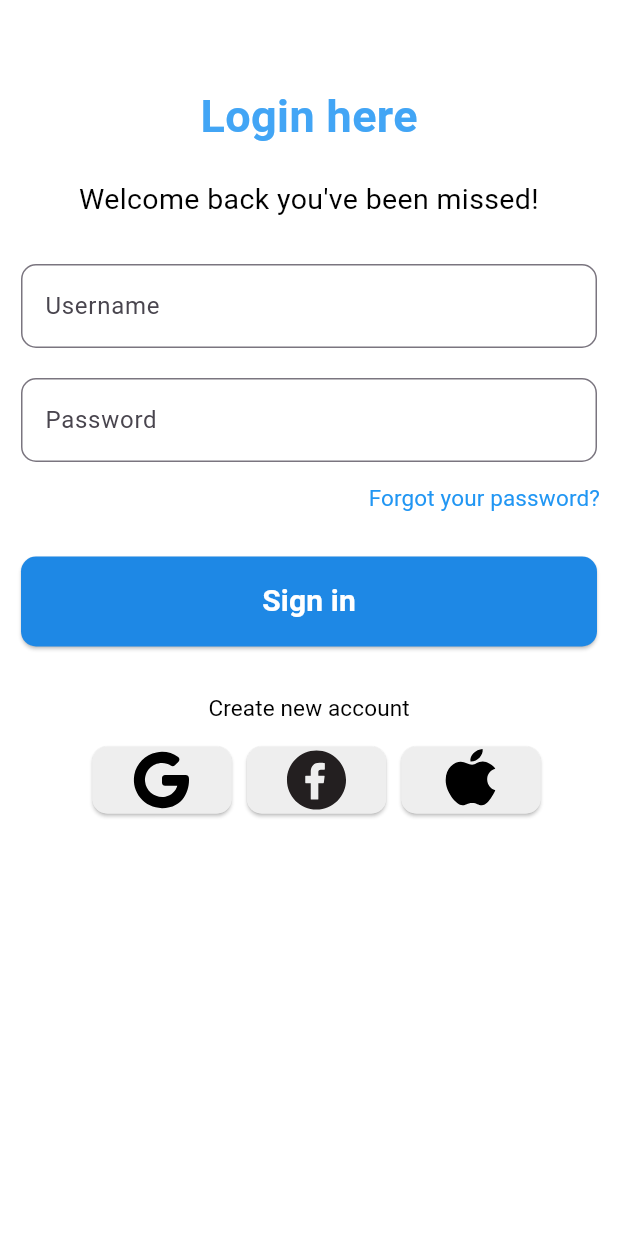
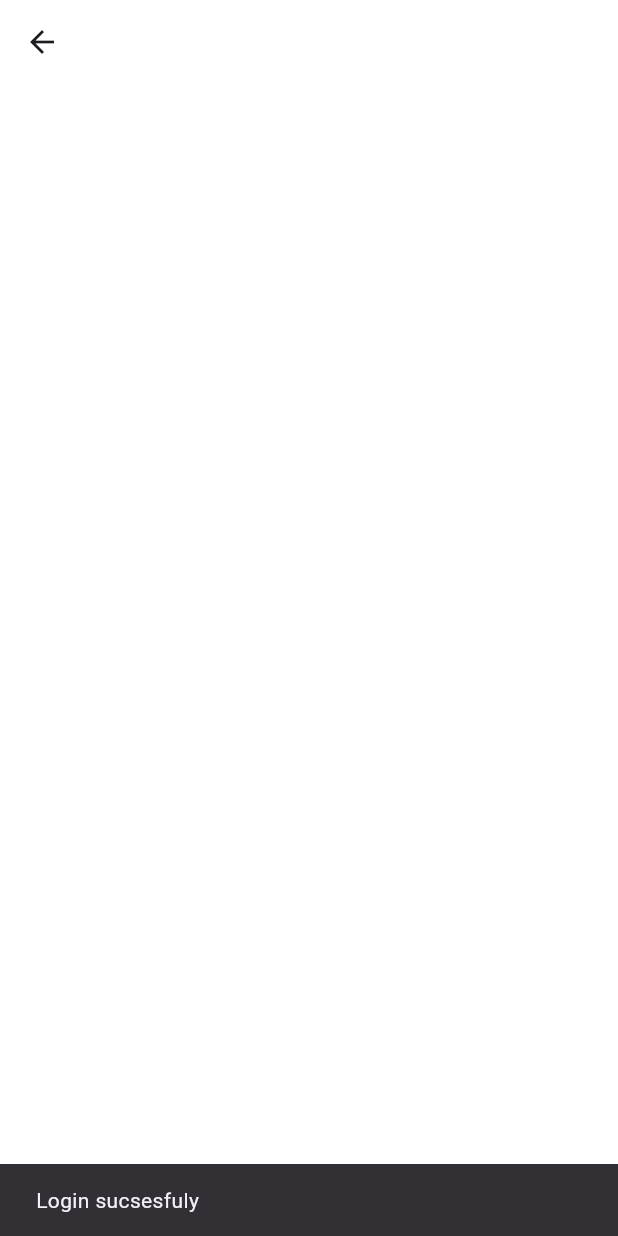
Before and after one commit to NamiqSalmanov0/Fitnes_App, a Flutter app: the LoginPage2 screen opened directly, after a tap on "Sign in", on a phone screen of 412 x 824 dp. Run offline on Flutter 3.47's test engine with Material 3 defaults, Android fonts, the phone set to English and light mode, and no system bars; our stand-ins replace animate_do, flutter_svg, shared_preferences, smooth_page_indicator; accounts and stored records are empty.

Commit message:
Login Page saves

```diff
--- a/lib/pages/auth/login_page2.dart
+++ b/lib/pages/auth/login_page2.dart
@@ -1,3 +1,4 @@
+import 'package:fitness_app/pages/hom_page/home_page.dart';
 import 'package:shared_preferences/shared_preferences.dart';
 
 import 'widgets/icons_buttons.dart';
@@ -19,9 +20,8 @@ class LoginPage2 extends StatefulWidget {
 }
 
 class _LoginPage2State extends State<LoginPage2> {
-  String _username = '';
-  String _password = '';
-
+  late String _username;
+  late String _password;
 
   @override
   void initState() {
@@ -29,13 +29,39 @@ class _LoginPage2State extends State<LoginPage2> {
     super.initState();
   }
 
-
   Future<void> load() async {
     SharedPreferences prefs = await SharedPreferences.getInstance();
     _username = prefs.getString('username') ?? '';
     _password = prefs.getString('password') ?? '';
+    setState(() {});
   }
 
+  final TextEditingController _userloginController = TextEditingController();
+  final TextEditingController _passwordLoginController =
+      TextEditingController();
+
+  Future<void> login() async {
+    if (_username == _userloginController.text &&
+        _password == _passwordLoginController.text) {
+      ScaffoldMessenger.of(context).showSnackBar(
+        const SnackBar(
+          content: Text('Login sucsesfuly'),
+        ),
+      );
+      Navigator.pushReplacement(
+        context,
+        MaterialPageRoute(
+          builder: (context) => const HomePage(),
+        ),
+      );
+    } else {
+      ScaffoldMessenger.of(context).showSnackBar(
+        const SnackBar(
+          content: Text(' Password or username is wrong'),
+        ),
+      );
+    }
+  }
 
   @override
   Widget build(BuildContext context) {
@@ -55,27 +81,30 @@ class _LoginPage2State extends State<LoginPage2> {
               const SizedBox(
                 height: 30,
               ),
-              const Padding(
-                padding: EdgeInsets.symmetric(horizontal: 14),
+              Padding(
+                padding: const EdgeInsets.symmetric(horizontal: 14),
                 child: Mytexttfield(
                   hint: TextfieldConstants.username,
+                  controller: _userloginController,
                   visible: false,
                 ),
               ),
               20.h,
-              const Padding(
-                padding: EdgeInsets.symmetric(horizontal: 14),
+              Padding(
+                padding: const EdgeInsets.symmetric(horizontal: 14),
                 child: Mytexttfield(
+                  controller: _passwordLoginController,
                   hint: TextfieldConstants.password,
                   visible: true,
                 ),
               ),
               const TextButtons(),
-              const SizedBox(
-                height: 15,
-              ),
-              const SignButton(
+              const SizedBox(height: 15),
+              SignButton(
                 text: 'Sign in',
+                onpressed: () {
+                  login();
+                },
               ),
               const SizedBox(
                 height: 17,
--- a/lib/pages/auth/widgets/sign_button.dart
+++ b/lib/pages/auth/widgets/sign_button.dart
@@ -13,7 +13,7 @@ class SignButton extends StatelessWidget {
         height: 60,
         width: MediaQuery.sizeOf(context).width,
         child: ElevatedButton(
-          onPressed: () {},
+          onPressed: onpressed,
           style: ElevatedButton.styleFrom(
             shape: const RoundedRectangleBorder(
               borderRadius:  BorderRadius.all(Radius.circular(10))
--- /dev/null
+++ b/lib/pages/hom_page/home_page.dart
@@ -0,0 +1,14 @@
+import 'package:flutter/material.dart';
+
+class HomePage extends StatelessWidget {
+
+  const HomePage({ super.key });
+
+   @override
+   Widget build(BuildContext context) {
+       return Scaffold(
+           appBar: AppBar(title: const Text(''),),
+           body: Container(),
+       );
+  }
+}
--- a/lib/pages/intro_page/widgets/intro_startedbutton.dart
+++ b/lib/pages/intro_page/widgets/intro_startedbutton.dart
@@ -2,6 +2,8 @@ import 'package:fitness_app/pages/auth/register_page.dart';
 import 'package:fitness_app/utils/extensions/context_extensions.dart';
 import 'package:flutter/material.dart';
 import 'package:shared_preferences/shared_preferences.dart';
+
+import '../../auth/register_page3.dart';
 
 class IntroStartedbutton extends StatelessWidget {
   const IntroStartedbutton({super.key});
@@ -13,7 +15,7 @@ class IntroStartedbutton extends StatelessWidget {
           final sharedPreferences = await SharedPreferences.getInstance();
           await sharedPreferences.setBool('register', true);
           // ignore: use_build_context_synchronously
-          context.goReplace(const RegisterPage());
+          context.goReplace(const RegisterPage3());
         },
         style: ElevatedButton.styleFrom(
           fixedSize: const Size(160, 50),
```
Also changed, not shown: lib/pages/auth/register_page3.dart (+11 -8 lines).
